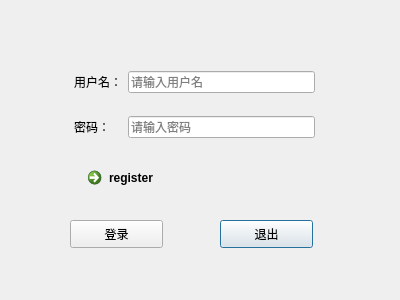
The window that logindialog.ui (WhirlFirst/QtDish) describes before a commit, drawn with Qt 5.
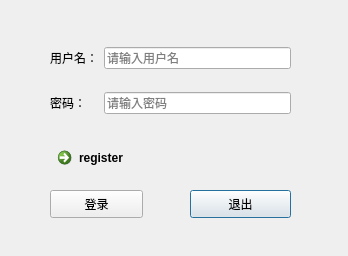
The same window after the commit.

Diff of the .ui file:
```diff
--- a/logindialog.ui
+++ b/logindialog.ui
@@ -6,8 +6,8 @@
    <rect>
     <x>0</x>
     <y>0</y>
-    <width>400</width>
-    <height>300</height>
+    <width>348</width>
+    <height>256</height>
    </rect>
   </property>
   <property name="windowTitle">
@@ -16,9 +16,9 @@
   <widget class="QPushButton" name="exitBtn">
    <property name="geometry">
     <rect>
-     <x>220</x>
-     <y>220</y>
-     <width>93</width>
+     <x>190</x>
+     <y>190</y>
+     <width>101</width>
      <height>28</height>
     </rect>
    </property>
@@ -29,8 +29,8 @@
   <widget class="QCommandLinkButton" name="commandLinkBtn">
    <property name="geometry">
     <rect>
-     <x>80</x>
-     <y>160</y>
+     <x>50</x>
+     <y>140</y>
      <width>231</width>
      <height>41</height>
     </rect>
@@ -42,8 +42,8 @@
   <widget class="QWidget" name="layoutWidget">
    <property name="geometry">
     <rect>
-     <x>74</x>
-     <y>54</y>
+     <x>50</x>
+     <y>30</y>
      <width>241</width>
      <height>101</height>
     </rect>
@@ -85,8 +85,8 @@
   <widget class="QPushButton" name="loginBtn">
    <property name="geometry">
     <rect>
-     <x>70</x>
-     <y>220</y>
+     <x>50</x>
+     <y>190</y>
      <width>93</width>
      <height>28</height>
     </rect>
```
Left out of the diff: 28 changed lines with no effect on the pictures.
